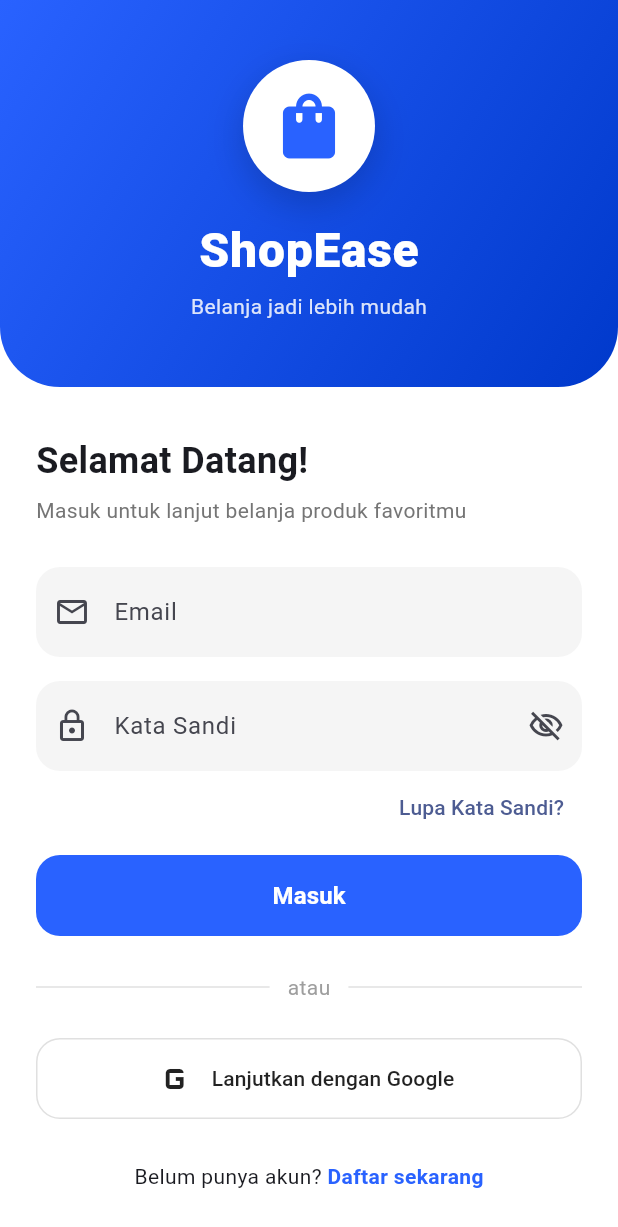
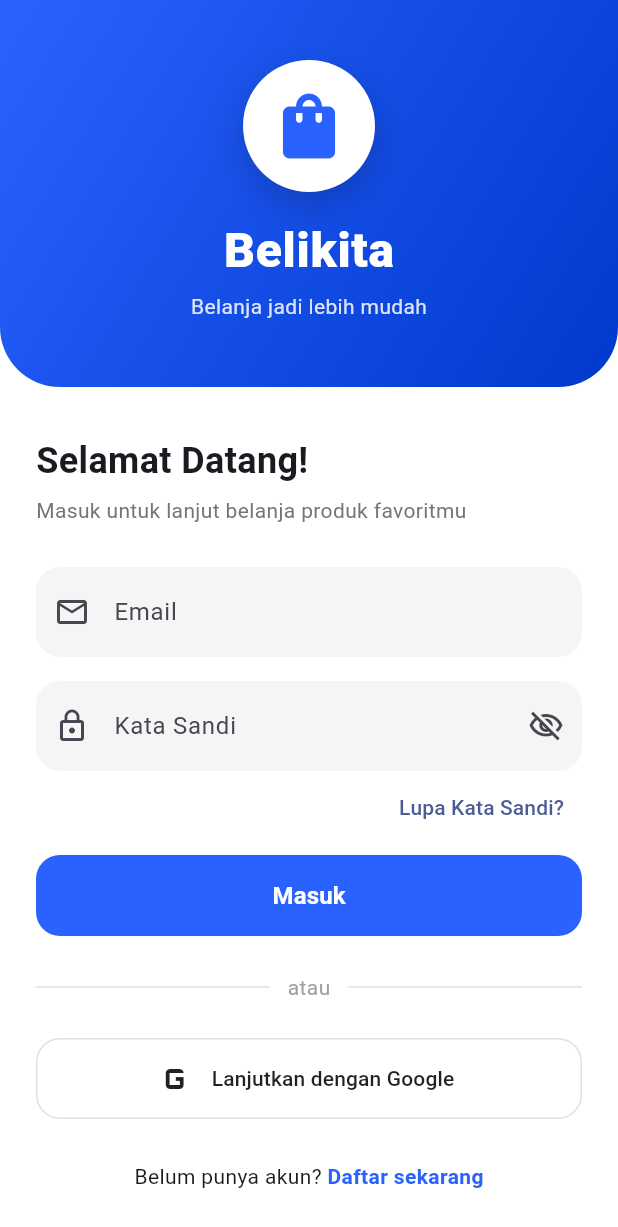
Before and after one commit to Nashr5/tugas_uas_ui, a Flutter app: the screen it shows after launch, on a phone screen of 412 x 824 dp. Shown: the top 1227 px of the screen. Run offline on Flutter 3.47's test engine with Material 3 defaults, Android fonts, the phone set to English and light mode, and no system bars.

Commit message:
Update nama

```diff
--- a/lib/login_page.dart
+++ b/lib/login_page.dart
@@ -286,7 +286,7 @@
           ),
           const SizedBox(height: 16),
           const Text(
-            'ShopEase',
+            'Belikita',
             style: TextStyle(
               fontSize: 32,
               fontWeight: FontWeight.w800,
--- a/lib/main.dart
+++ b/lib/main.dart
@@ -12,7 +12,7 @@
   Widget build(BuildContext context) {
     return MaterialApp(
       debugShowCheckedModeBanner: false,
-      title: 'E-Commerce',
+      title: 'Belikita',
       theme: ThemeData(
         useMaterial3: true,
         colorScheme: ColorScheme.fromSeed(seedColor: const Color(0xFF2962FF)),
```
